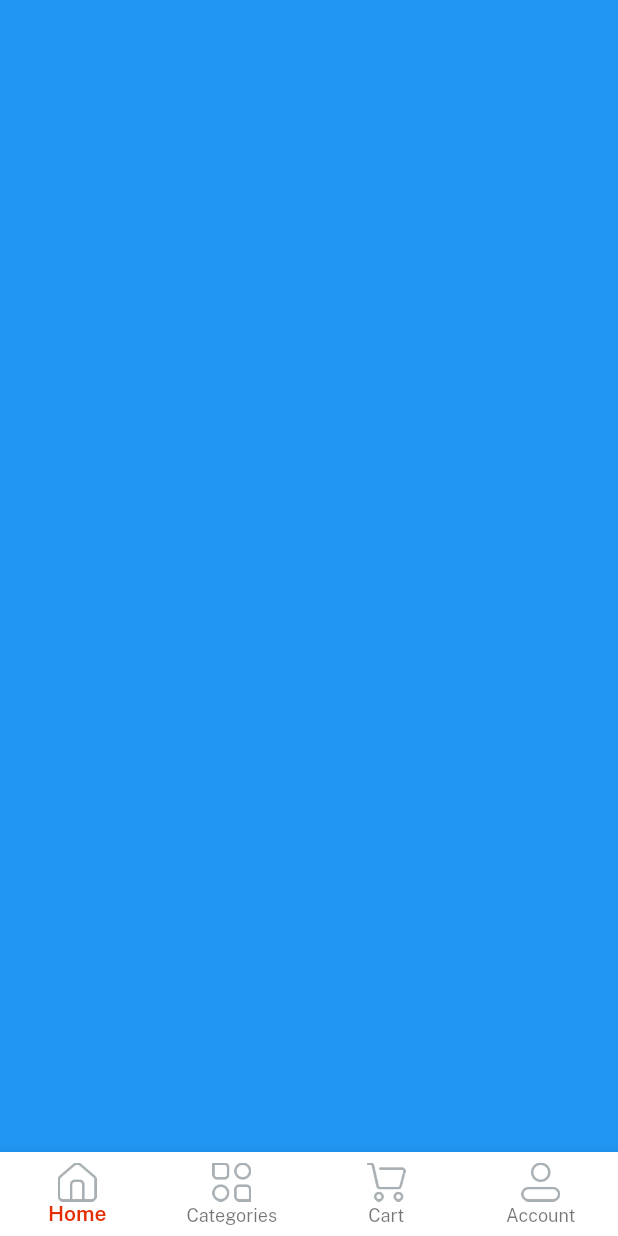
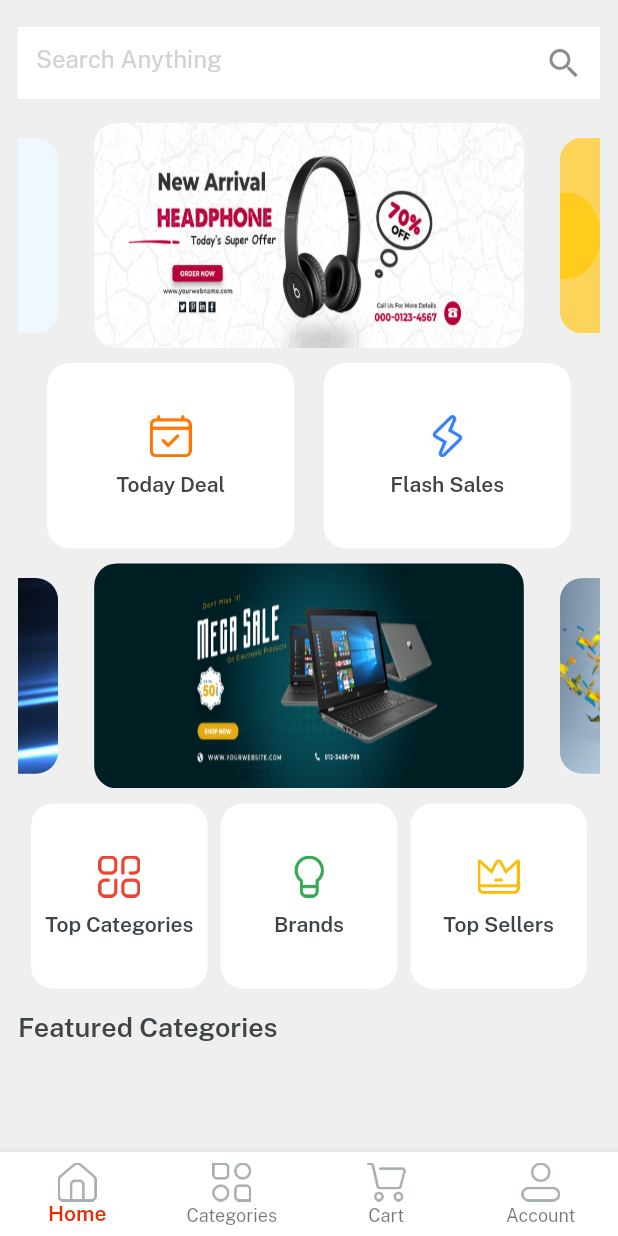
Before and after one commit to KhubaibJamal/E-Commerce-App, a Flutter app: the Home screen opened directly, on a phone screen of 412 x 824 dp. Run offline on Flutter 3.47's test engine with Material 2 defaults, Android fonts, the phone set to English and light mode, and no system bars; drawn by our look-alikes of velocity_x; our stand-ins replace get.

Commit message:
Home Screen

```diff
--- a/lib/consts/list.dart
+++ b/lib/consts/list.dart
@@ -1,7 +1,10 @@
 import 'package:emart/consts/consts.dart';
 
-const socialIconList = [
-  icFacebookLogo,
-  icGoogleLogo,
-  icTwitterLogo,
-];
+// login list
+const socialIconList = [icFacebookLogo, icGoogleLogo, icTwitterLogo];
+
+// home screen list
+const sliderList = [imgSlider1, imgSlider2, imgSlider3, imgSlider4];
+
+// home screen second list
+const sliderList2 = [imgSs1, imgSs2, imgSs3, imgSs4];
--- a/lib/consts/strings.dart
+++ b/lib/consts/strings.dart
@@ -18,7 +18,18 @@ const termAndCondition = "Term and Condition";
 const alreadyHaveAnAccount = "Already Have An Account";
 const loginWith = "Login With";
 
+// home String
 const home = "Home",
     categories = "Categories",
     cart = "Cart",
     account = "Account";
+
+// home screen String
+
+const searchAnything = "Search Anything",
+    todayDeal = "Today Deal",
+    flashSales = "Flash Sales",
+    topCategories = "Top Categories",
+    topSellers = "Top Sellers",
+    brands = "Brands",
+    featuredCategories = "Featured Categories";
--- a/lib/views/home_screen/home_screen.dart
+++ b/lib/views/home_screen/home_screen.dart
@@ -1,3 +1,8 @@
+import 'package:emart/consts/consts.dart';
+import 'package:emart/consts/list.dart';
+import 'package:emart/widgets/home_container.dart';
+import 'package:emart/widgets/input_text_field.dart';
+import 'package:emart/widgets/swiper_widget.dart';
 import 'package:flutter/material.dart';
 
 class HomeScreen extends StatelessWidget {
@@ -6,7 +11,92 @@ class HomeScreen extends StatelessWidget {
   @override
   Widget build(BuildContext context) {
     return Container(
-      color: Colors.blue,
+      padding: const EdgeInsets.all(12),
+      height: context.screenHeight,
+      width: context.screenWidth,
+      color: lightGrey,
+      child: SafeArea(
+        child: Column(
+          children: [
+            Container(
+              alignment: Alignment.center,
+              height: 60,
+              color: lightGrey,
+              child: TextFormField(
+                decoration: const InputDecoration(
+                  hintText: searchAnything,
+                  hintStyle: TextStyle(
+                    color: textfieldGrey,
+                  ),
+                  suffixIcon: Icon(Icons.search, size: 26),
+                  filled: true,
+                  fillColor: whiteColor,
+                  border: InputBorder.none,
+                ),
+              ),
+            ),
+            10.heightBox,
+            Expanded(
+              child: SingleChildScrollView(
+                physics: const BouncingScrollPhysics(),
+                child: Column(
+                  children: [
+                    swiperWidget(list: sliderList),
+                    10.heightBox,
+                    Row(
+                      mainAxisAlignment: MainAxisAlignment.spaceEvenly,
+                      children: List.generate(
+                        2,
+                        (index) {
+                          return homeContainer(
+                            height: context.screenHeight * 0.15,
+                            width: context.screenWidth / 2.5,
+                            icon: index == 0 ? icTodaysDeal : icFlashDeal,
+                            title: index == 0 ? todayDeal : flashSales,
+                          );
+                        },
+                      ),
+                    ),
+                    10.heightBox,
+                    swiperWidget(list: sliderList2),
+                    10.heightBox,
+                    Row(
+                      mainAxisAlignment: MainAxisAlignment.spaceEvenly,
+                      children: List.generate(
+                        3,
+                        (index) {
+                          return homeContainer(
+                            height: context.screenHeight * 0.15,
+                            width: context.screenWidth / 3.5,
+                            icon: index == 0
+                                ? icTopCategories
+                                : index == 1
+                                    ? icBrands
+                                    : icTopSeller,
+                            title: index == 0
+                                ? topCategories
+                                : index == 1
+                                    ? brands
+                                    : topSellers,
+                          );
+                        },
+                      ),
+                    ),
+                    15.heightBox,
+                    Align(
+                        alignment: Alignment.centerLeft,
+                        child: featuredCategories.text
+                            .color(darkFontGrey)
+                            .fontFamily(semibold)
+                            .size(18)
+                            .make()),
+                  ],
+                ),
+              ),
+            ),
+          ],
+        ),
+      ),
     );
   }
 }
--- /dev/null
+++ b/lib/widgets/home_container.dart
@@ -0,0 +1,21 @@
+import 'package:emart/consts/consts.dart';
+import 'package:emart/controller/home_controller.dart';
+import 'package:flutter/material.dart';
+
+Widget homeContainer(
+    {required double height,
+    required double width,
+    required String icon,
+    required String title}) {
+  return Column(
+    mainAxisAlignment: MainAxisAlignment.center,
+    children: [
+      Image.asset(
+        icon,
+        width: 28,
+      ),
+      10.heightBox,
+      title.text.color(darkFontGrey).fontFamily(semibold).make(),
+    ],
+  ).box.rounded.white.size(width, height).make();
+}
--- /dev/null
+++ b/lib/widgets/swiper_widget.dart
@@ -0,0 +1,24 @@
+import 'package:flutter/material.dart';
+
+import '../consts/consts.dart';
+
+Widget swiperWidget({required List list}) {
+  return VxSwiper.builder(
+    aspectRatio: 16 / 9,
+    autoPlay: true,
+    enlargeCenterPage: true,
+    height: 150,
+    itemCount: list.length,
+    itemBuilder: (context, index) {
+      return Image.asset(
+        list[index],
+        fit: BoxFit.fill,
+      )
+          .box
+          .rounded
+          .clip(Clip.antiAlias)
+          .margin(const EdgeInsets.symmetric(horizontal: 12))
+          .make();
+    },
+  );
+}
```
